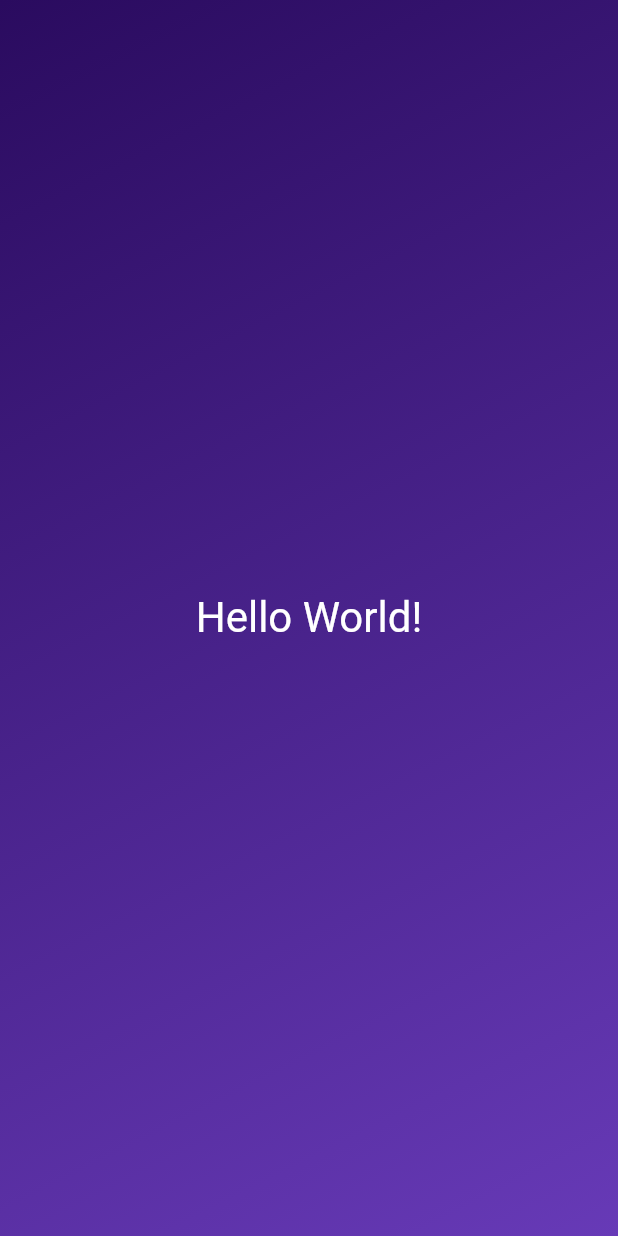
After one commit to max-marschhauser/flutter-roll-dice-app, a Flutter app: the screen it shows after launch, on a phone screen of 412 x 824 dp. The commit adds this screen. Run offline on Flutter 3.47's test engine with Material 2 defaults, Android fonts, the phone set to English and light mode, and no system bars.

Commit message:
code splitting

```diff
--- /dev/null
+++ b/lib/gradient_container.dart
@@ -0,0 +1,25 @@
+import 'package:flutter/material.dart';
+import 'package:flutter_roll_dice_app/styled_text.dart';
+
+class GradientContainer extends StatelessWidget {
+  const GradientContainer({super.key});
+
+  @override
+  Widget build(context) {
+    return Container(
+      decoration: const BoxDecoration(
+        gradient: LinearGradient(
+          colors: [
+            Color.fromARGB(255, 42, 11, 95),
+            Color.fromARGB(255, 103, 58, 183),
+          ],
+          begin: Alignment.topLeft,
+          end: Alignment.bottomRight,
+        ),
+      ),
+      child: const Center(
+        child: StyledText(),
+      ),
+    );
+  }
+}
--- /dev/null
+++ b/lib/styled_text.dart
@@ -0,0 +1,16 @@
+import 'package:flutter/material.dart';
+
+class StyledText extends StatelessWidget {
+  const StyledText({super.key});
+
+  @override
+  Widget build(context) {
+    return const Text(
+      'Hello World!',
+      style: TextStyle(
+        color: Colors.white,
+        fontSize: 28,
+      ),
+    );
+  }
+}
```
Also changed, not shown: lib/main.dart (+3 -24 lines).
